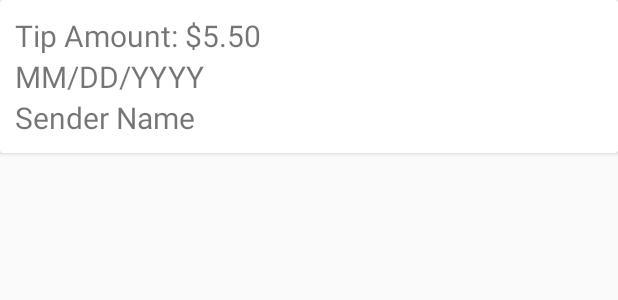
After one commit to lambda-build-tipsease/build-tipsease-android, an Android app: the layout recent_tip_layout.xml on its own in the app's theme, with its tools: preview values and no code run, on a phone screen of 412 x 824 dp. The commit adds this screen. Shown: the top 300 px of the screen. Run offline under Robolectric (Android 15) with nearby library versions, the phone set to English and light mode, and no system bars.

Commit message:
Tipping history recycler view functional

```diff
--- a/app/src/main/AndroidManifest.xml
+++ b/app/src/main/AndroidManifest.xml
@@ -12,7 +12,8 @@
         android:roundIcon="@mipmap/ic_launcher_round"
         android:supportsRtl="true"
         android:theme="@style/AppTheme">
-        <activity android:name=".EmployeeMainActivity"></activity>
+        <activity android:name=".TippingHistory"></activity>
+        <activity android:name=".EmployeeMainActivity" />
         <activity android:name=".CustomerMainActivity" />
         <activity android:name=".LoginActivity">
             <intent-filter>
--- a/app/src/main/java/com/vivekvishwanath/tipsease/AddTipFragment.java
+++ b/app/src/main/java/com/vivekvishwanath/tipsease/AddTipFragment.java
@@ -89,7 +89,8 @@ public class AddTipFragment extends DialogFragment {
                 new Thread(new Runnable() {
                     @Override
                     public void run() {
-                        UserDAO.addTip(Double.parseDouble(customTip.getText().toString()), employee.getId());
+                        UserDAO.addTip(Double.parseDouble(customTip.getText().toString()), employee.getId(),
+                                LoginActivity.prefs.getString(Constants.TOKEN_KEY, null));
                     }
                 }).start();
             }
--- /dev/null
+++ b/app/src/main/res/layout/recent_tip_layout.xml
@@ -0,0 +1,42 @@
+<?xml version="1.0" encoding="utf-8"?>
+<android.support.v7.widget.CardView xmlns:android="http://schemas.android.com/apk/res/android"
+    android:layout_width="match_parent"
+    android:layout_height="wrap_content"
+    xmlns:app="http://schemas.android.com/apk/res-auto"
+    android:id="@+id/tip_card_view">
+
+    <android.support.constraint.ConstraintLayout
+        android:layout_width="match_parent"
+        android:layout_height="match_parent"
+        android:padding="10dp">
+
+        <TextView
+            android:id="@+id/received_tip_amount"
+            android:layout_width="wrap_content"
+            android:layout_height="wrap_content"
+            android:text="Tip Amount: $5.50"
+            android:textSize="20sp"
+            app:layout_constraintTop_toTopOf="parent"
+            app:layout_constraintLeft_toLeftOf="parent"/>
+
+        <TextView
+            android:id="@+id/date_received"
+            android:layout_width="wrap_content"
+            android:layout_height="wrap_content"
+            android:text="MM/DD/YYYY"
+            android:textSize="20sp"
+            app:layout_constraintTop_toBottomOf="@id/received_tip_amount"
+            app:layout_constraintLeft_toLeftOf="parent"/>
+
+        <TextView
+            android:id="@+id/tip_sender"
+            android:layout_width="wrap_content"
+            android:layout_height="wrap_content"
+            android:text="Sender Name"
+            android:textSize="20sp"
+            app:layout_constraintLeft_toLeftOf="parent"
+            app:layout_constraintTop_toBottomOf="@id/date_received"/>
+
+    </android.support.constraint.ConstraintLayout>
+
+</android.support.v7.widget.CardView>
```
Also changed, not shown: app/src/main/java/com/vivekvishwanath/tipsease/EmployeeMainActivity.java (+11 -0 lines), app/src/main/java/com/vivekvishwanath/tipsease/EmployeeTippingHistoryFragment.java (deleted, +0 -29 lines), app/src/main/java/com/vivekvishwanath/tipsease/TipObject.java (added, +49 -0 lines), app/src/main/java/com/vivekvishwanath/tipsease/TippingHistory.java (added, +51 -0 lines), app/src/main/java/com/vivekvishwanath/tipsease/TippingListAdapter.java (added, +66 -0 lines), app/src/main/java/com/vivekvishwanath/tipsease/UserDAO.java (+28 -2 lines), app/src/main/res/layout/activity_tipping_history.xml (added, +27 -0 lines), app/src/main/res/layout/fragment_employee_tipping_history.xml (deleted, +0 -14 lines).
